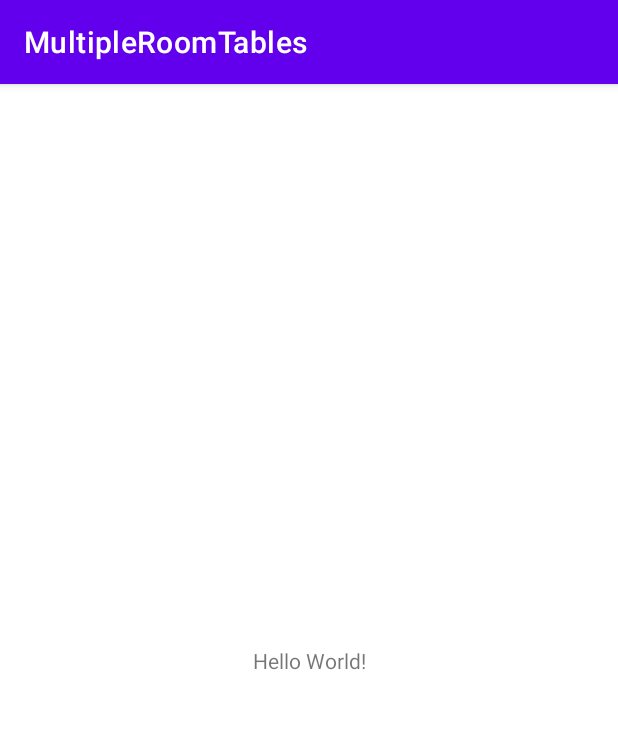
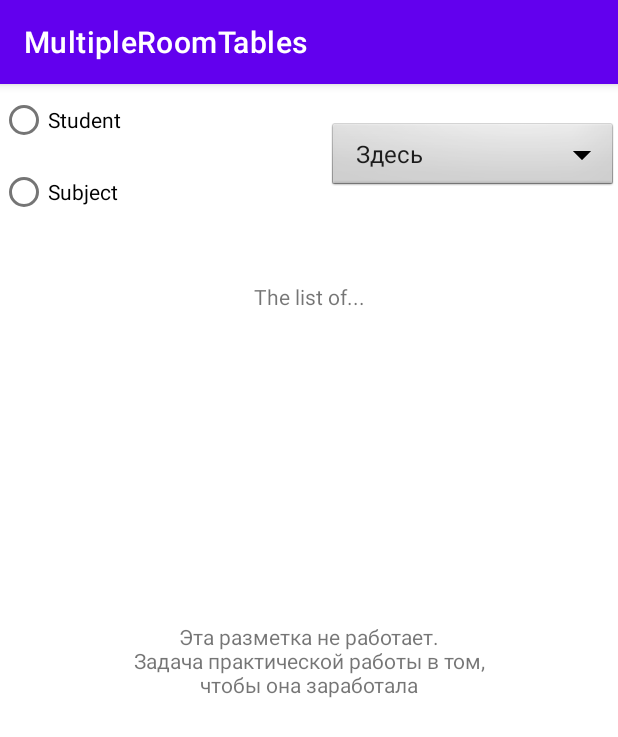
Before and after one commit to pavlentytest/RoomMultiSimpleEx, an Android app: the screen it shows after launch (MainActivity), on a phone screen of 412 x 824 dp. Shown: the top 737 px of the screen. Run offline under Robolectric (Android 15) with nearby library versions, the phone set to English and light mode, and no system bars; our stand-ins replace Room's generated code.

Commit message:
Добавлены элементы интерфейса

```diff
--- a/app/build.gradle
+++ b/app/build.gradle
@@ -58,4 +58,6 @@ dependencies {
     // Coroutine Lifecycle Scopes
     implementation "androidx.lifecycle:lifecycle-viewmodel-ktx:2.2.0"
     implementation "androidx.lifecycle:lifecycle-runtime-ktx:2.2.0"
+
+
 }
--- a/app/src/main/java/study/android/room2/MainActivity.kt
+++ b/app/src/main/java/study/android/room2/MainActivity.kt
@@ -1,20 +1,30 @@
 package study.android.room2
 
+
+import android.os.Bundle
+import android.util.Log
+import android.view.View
+import android.widget.*
+import android.widget.AdapterView.OnItemSelectedListener
 import androidx.appcompat.app.AppCompatActivity
-import android.os.Bundle
 import androidx.lifecycle.lifecycleScope
+import androidx.recyclerview.widget.RecyclerView
 import androidx.room.Room
-import kotlinx.coroutines.CoroutineScope
-import kotlinx.coroutines.GlobalScope
-import kotlinx.coroutines.coroutineScope
-import study.android.room2.entities.Director
-import study.android.room2.entities.School
-import study.android.room2.entities.Student
-import study.android.room2.entities.Subject
-import study.android.room2.entities.relations.StudentSubjectCrossRef
 import kotlinx.coroutines.launch
 
+
+
+
 class MainActivity : AppCompatActivity() {
+
+    private lateinit var rbStudent: RadioButton
+    private lateinit var rbSubject: RadioButton
+    private lateinit var spinner: Spinner
+    private lateinit var listCaption: TextView
+    private lateinit var recyclerView: RecyclerView
+
+
+
     val db by lazy {
         Room.databaseBuilder(
             this,
@@ -25,6 +35,43 @@ class MainActivity : AppCompatActivity() {
     override fun onCreate(savedInstanceState: Bundle?) {
         super.onCreate(savedInstanceState)
         setContentView(R.layout.activity_main)
+        rbStudent = findViewById(R.id.rbStudent)
+        rbSubject = findViewById(R.id.rbSubject)
+        spinner = findViewById(R.id.spinner)
+        listCaption = findViewById(R.id.listCaption)
+        recyclerView = findViewById(R.id.recyclerView)
+
+        rbStudent.setOnClickListener{
+            listCaption.text = "Student's subjects"
+            // так же должен меняться выпадающий список
+        }
+
+        rbSubject.setOnClickListener{
+            listCaption.text = "Students study"
+            // также должен меняться выпадающий список
+        }
+
+        val items = arrayOf("Здесь", "должен", "располагаться", "список", "учеников", "или предметов")
+
+        val adapter = ArrayAdapter(
+            this,
+            android.R.layout.simple_spinner_item, items
+        )
+
+        spinner.adapter = adapter
+
+        spinner.onItemSelectedListener = object : OnItemSelectedListener {
+            override fun onItemSelected(
+                parent: AdapterView<*>, view: View?,
+                position: Int, id: Long
+            ) {
+                Toast.makeText(getApplicationContext(), "При выборе должен меняться список на предметы выбранного ученика или учеников, изучающих выбранный предмет", Toast.LENGTH_LONG).show()
+            }
+
+            override fun onNothingSelected(parent: AdapterView<*>?) {
+                // TODO Auto-generated method stub
+            }
+        }
 
         val dao = db.schoolDao;
 
@@ -34,9 +81,7 @@ class MainActivity : AppCompatActivity() {
             DataExample.subjects.forEach { dao.insertSubject(it) }
             DataExample.students.forEach { dao.insertStudent(it) }
             DataExample.studentSubjectRelations.forEach { dao.insertStudentSubjectCrossRef(it) }
-            val schoolWithDirector = dao.getSchoolAndDirectorWithSchoolName("Kotlin School")
-            val schoolWithStudents = dao.getSchoolWithStudents("Kotlin School")
         }
-        }
+    }
 
 }
--- a/app/src/main/res/layout/activity_main.xml
+++ b/app/src/main/res/layout/activity_main.xml
@@ -9,10 +9,64 @@
     <TextView
         android:layout_width="wrap_content"
         android:layout_height="wrap_content"
-        android:text="Hello World!"
+        android:gravity="center"
+        android:text="Эта разметка не работает.\nЗадача практической работы в том,\nчтобы она заработала"
         app:layout_constraintBottom_toBottomOf="parent"
         app:layout_constraintLeft_toLeftOf="parent"
         app:layout_constraintRight_toRightOf="parent"
         app:layout_constraintTop_toTopOf="parent" />
 
+    <RadioGroup
+        android:id="@+id/radioGroup"
+        android:layout_width="wrap_content"
+        android:layout_height="wrap_content"
+        android:orientation="vertical"
+        app:layout_constraintStart_toStartOf="parent"
+        app:layout_constraintTop_toTopOf="parent">
+
+        <RadioButton
+            android:id="@+id/rbStudent"
+            android:layout_width="wrap_content"
+            android:layout_height="wrap_content"
+            android:text="Student"
+            tools:layout_editor_absoluteX="196dp"
+            tools:layout_editor_absoluteY="152dp" />
+
+        <RadioButton
+            android:id="@+id/rbSubject"
+            android:layout_width="wrap_content"
+            android:layout_height="wrap_content"
+            android:text="Subject"
+            tools:layout_editor_absoluteX="196dp"
+            tools:layout_editor_absoluteY="152dp" />
+    </RadioGroup>
+
+    <Spinner
+        android:id="@+id/spinner"
+        android:layout_width="wrap_content"
+        android:layout_height="wrap_content"
+        android:background="@android:drawable/btn_dropdown"
+        android:spinnerMode="dropdown"
+        app:layout_constraintBottom_toBottomOf="@+id/radioGroup"
+        app:layout_constraintEnd_toEndOf="parent"
+        app:layout_constraintTop_toTopOf="parent" />
+
+    <TextView
+        android:id="@+id/listCaption"
+        android:layout_width="wrap_content"
+        android:layout_height="wrap_content"
+        android:layout_marginTop="36dp"
+        android:text="The list of..."
+        app:layout_constraintEnd_toEndOf="parent"
+        app:layout_constraintStart_toStartOf="parent"
+        app:layout_constraintTop_toBottomOf="@+id/radioGroup" />
+
+    <androidx.recyclerview.widget.RecyclerView
+        android:id="@+id/recyclerView"
+        android:layout_width="0dp"
+        android:layout_height="match_parent"
+        app:layout_constraintBottom_toBottomOf="parent"
+        app:layout_constraintStart_toStartOf="parent"
+        app:layout_constraintTop_toBottomOf="@+id/textView" />
+
 </androidx.constraintlayout.widget.ConstraintLayout>
```
